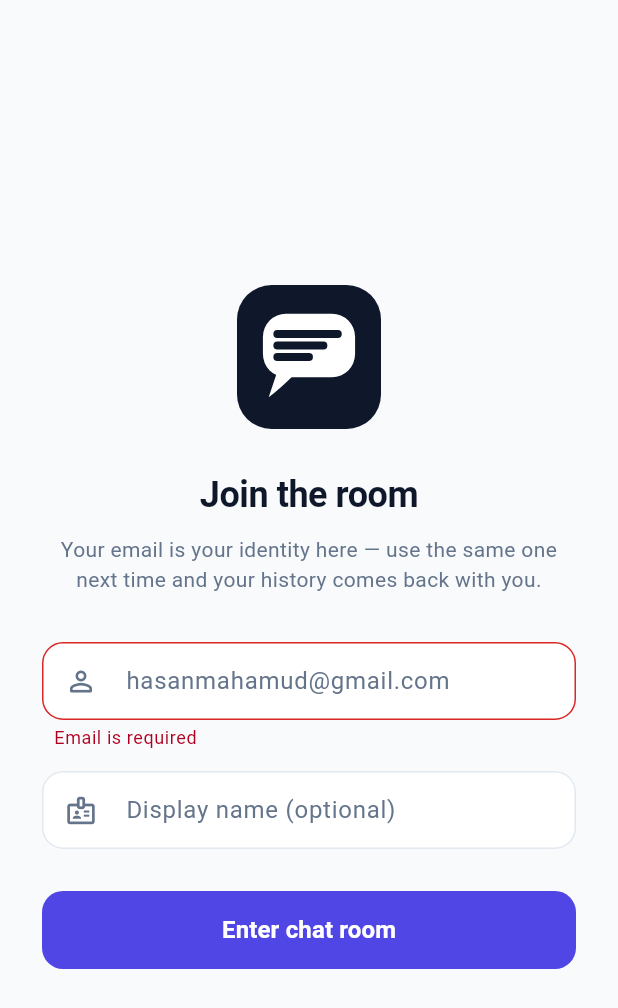
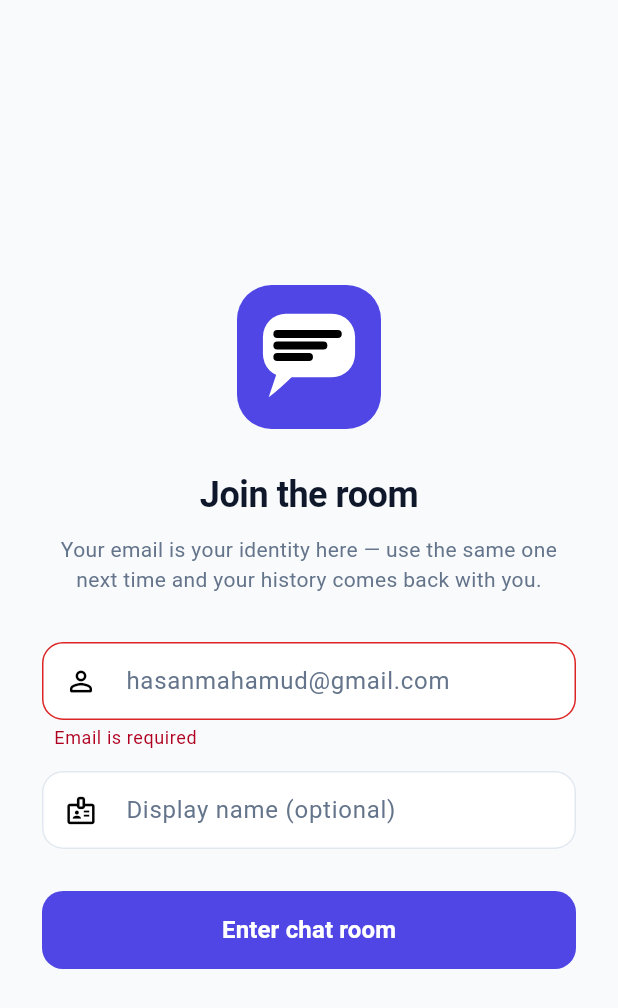
Before and after one commit to followhassan/realtime_chat_application, a Flutter app: the screen it shows after launch, after a tap on "Enter chat room", on a phone screen of 412 x 824 dp. Shown: the top 1008 px of the screen. Run offline on Flutter 3.47's test engine with Material 3 defaults, Android fonts, the phone set to English and light mode, and no system bars; our stand-ins replace cloud_firestore, connectivity_plus, firebase_auth, firebase_core, firebase_messaging, flutter_local_notifications and 1 more; accounts and stored records are empty.

Commit message:
update icon bg

```diff
--- a/lib/features/auth/view/auth_view.dart
+++ b/lib/features/auth/view/auth_view.dart
@@ -125,7 +125,7 @@ class _ChatMarkPainter extends CustomPainter {
 
   @override
   void paint(Canvas canvas, Size size) {
-    final background = Paint()..color = const Color(0xFF0F172A);
+    final background = Paint()..color = AppColors.primary;
     canvas.drawRRect(
       RRect.fromRectAndRadius(
         Offset.zero & size,
@@ -162,7 +162,7 @@ class _ChatMarkPainter extends CustomPainter {
     canvas.drawPath(tail, bubblePaint);
 
     final linePaint = Paint()
-      ..color = const Color(0xFF0F172A)
+      ..color = Colors.black
       ..strokeWidth = size.height * 0.055
       ..strokeCap = StrokeCap.round;
 
@@ -230,7 +230,7 @@ class _AuthTextField extends StatelessWidget {
         prefixIcon: Icon(
           icon,
           size: 22,
-          color: AppColors.onSurfaceVariant,
+          color: Colors.black,
         ),
         // Keeps icon vertically centered with the text baseline area.
         prefixIconConstraints: const BoxConstraints(
```
